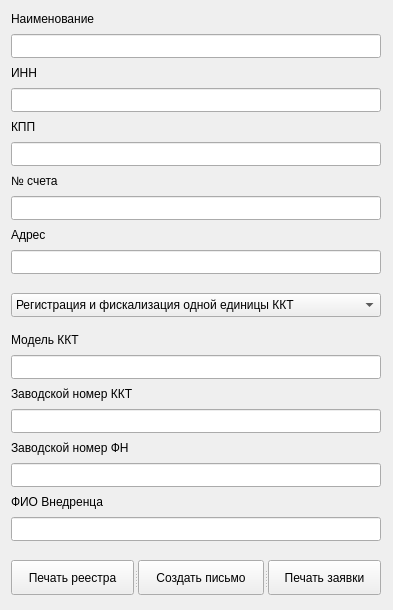
Before: the Qt Designer form gui/interFace.ui in acecrosser/utilitca, drawn with Qt 5.
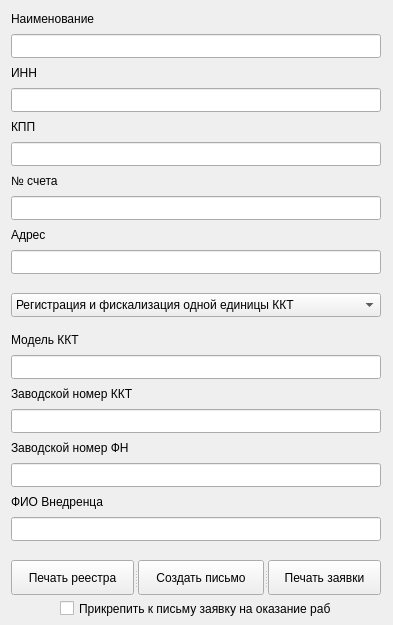
After: the same form once the commit is applied. Icons and pictures are not drawn.

```diff
--- a/gui/interFace.ui
+++ b/gui/interFace.ui
@@ -7,7 +7,7 @@
     <x>0</x>
     <y>0</y>
     <width>393</width>
-    <height>610</height>
+    <height>625</height>
    </rect>
   </property>
   <property name="sizePolicy">
@@ -19,13 +19,13 @@
   <property name="minimumSize">
    <size>
     <width>393</width>
-    <height>610</height>
+    <height>625</height>
    </size>
   </property>
   <property name="maximumSize">
    <size>
     <width>393</width>
-    <height>610</height>
+    <height>625</height>
    </size>
   </property>
   <property name="font">
@@ -378,6 +378,19 @@
      </property>
     </widget>
    </widget>
+   <widget class="QCheckBox" name="checkBox">
+    <property name="geometry">
+     <rect>
+      <x>60</x>
+      <y>600</y>
+      <width>271</width>
+      <height>17</height>
+     </rect>
+    </property>
+    <property name="text">
+     <string>Прикрепить к письму заявку на оказание работ</string>
+    </property>
+   </widget>
   </widget>
  </widget>
  <resources/>
```
